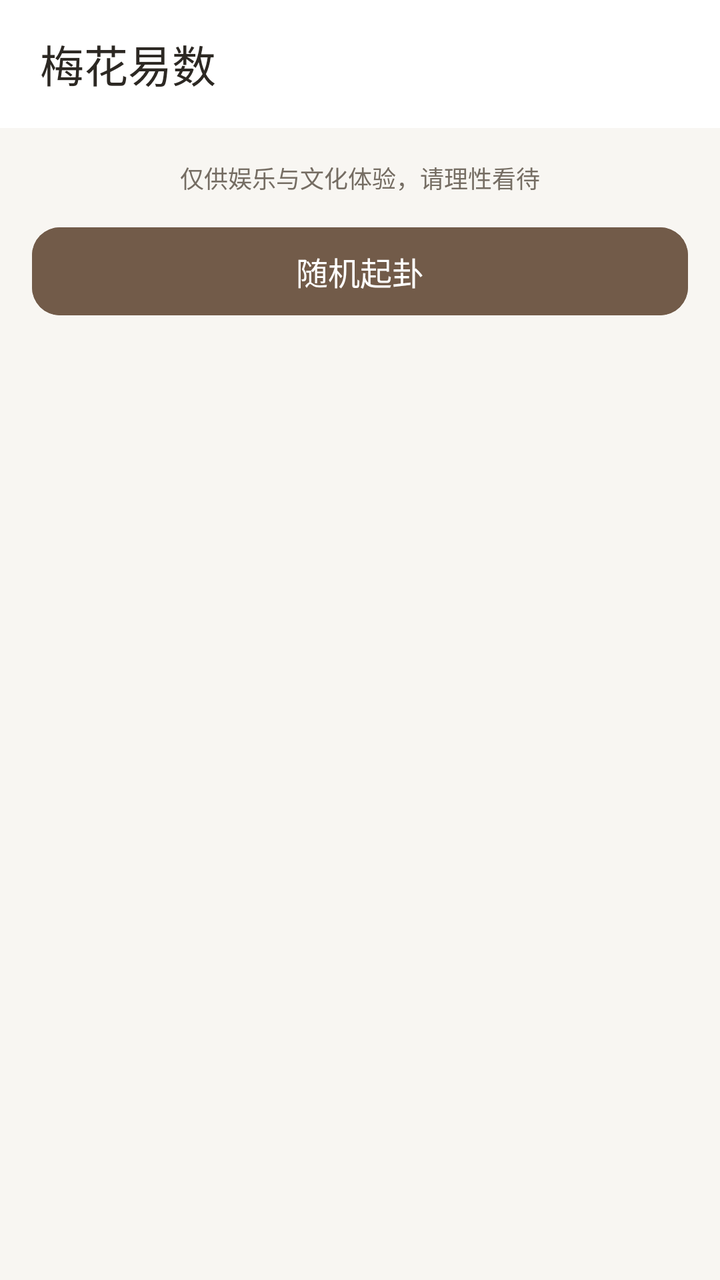
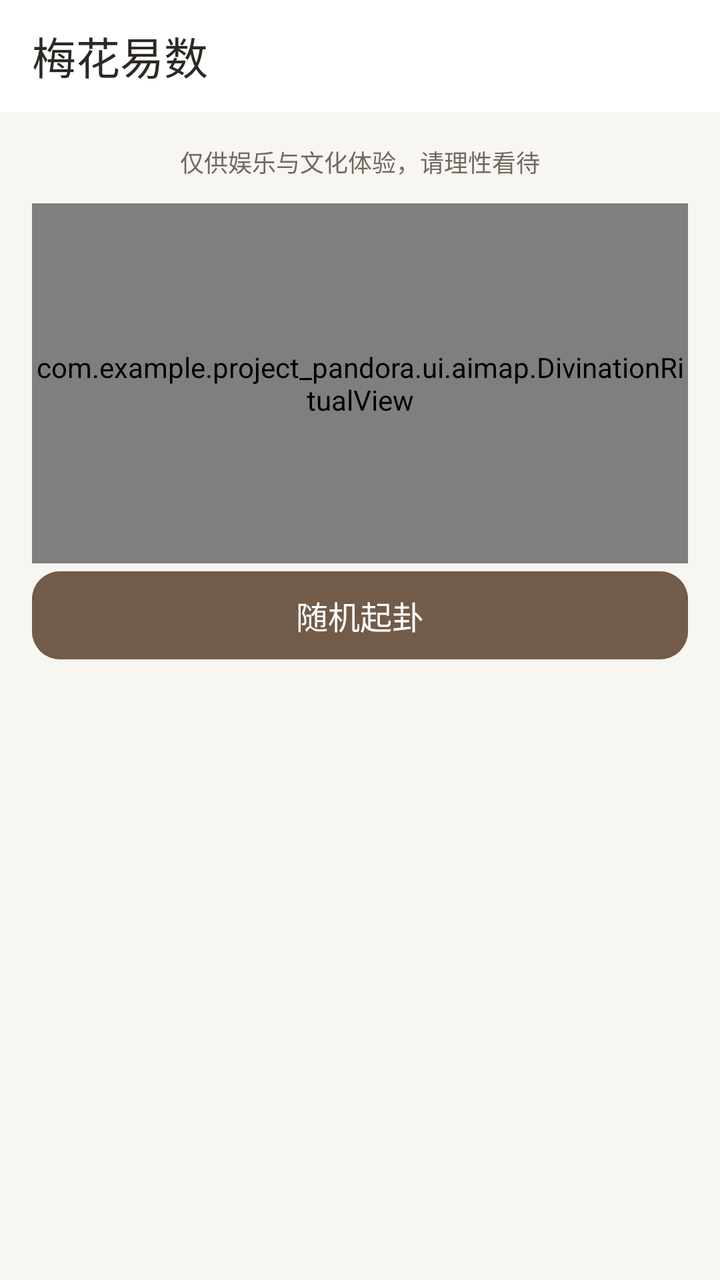

Compare the two renders of this Android layout. The source of the first and the diff that turns it into the second are given below.
<!-- AndroidManifest.xml: application theme Theme.Project_Pandora -->
<!-- res/layout/activity_divination.xml -->
<?xml version="1.0" encoding="utf-8"?>
<LinearLayout xmlns:android="http://schemas.android.com/apk/res/android"
    android:layout_width="match_parent"
    android:layout_height="match_parent"
    android:orientation="vertical"
    android:background="@color/color_bg_page">

    <com.google.android.material.appbar.MaterialToolbar
        android:id="@+id/toolbar"
        android:layout_width="match_parent"
        android:layout_height="wrap_content"
        android:background="@color/color_surface"
        app:title="梅花易数"
        app:titleTextColor="@color/color_text_primary"
        xmlns:app="http://schemas.android.com/apk/res-auto"
        style="@style/Widget.Pandora.Toolbar"
        app:navigationIconTint="@color/color_text_primary"
        android:elevation="0dp" />

    <ScrollView
        android:layout_width="match_parent"
        android:layout_height="match_parent">

        <LinearLayout
            android:layout_width="match_parent"
            android:layout_height="wrap_content"
            android:orientation="vertical"
            android:padding="16dp">

            
            <TextView
                android:layout_width="match_parent"
                android:layout_height="wrap_content"
                android:text="仅供娱乐与文化体验，请理性看待"
                android:textSize="12sp"
                android:textColor="@color/color_text_secondary"
                android:gravity="center"
                android:layout_marginBottom="12dp" />

            <com.google.android.material.button.MaterialButton
                android:id="@+id/btnDivine"
                android:layout_width="match_parent"
                android:layout_height="wrap_content"
                android:text="随机起卦"
                android:textSize="16sp"
                android:backgroundTint="@color/color_accent"
                android:layout_marginBottom="24dp"
                android:textColor="@color/color_on_accent" />

            
            <TextView
                android:id="@+id/textResultTitle"
                android:layout_width="match_parent"
                android:layout_height="wrap_content"
                android:textSize="18sp"
                android:textStyle="bold"
                android:textColor="@color/color_text_primary"
                android:visibility="gone"
                android:layout_marginBottom="12dp" />

            
            <androidx.cardview.widget.CardView
                android:id="@+id/cardOriginal"
                android:layout_width="match_parent"
                android:layout_height="wrap_content"
                android:layout_marginBottom="12dp"
                android:visibility="gone"
                app:cardCornerRadius="8dp"
                app:cardElevation="1dp"
                xmlns:app="http://schemas.android.com/apk/res-auto"
                app:cardBackgroundColor="@color/color_surface">

                <LinearLayout
                    android:layout_width="match_parent"
                    android:layout_height="wrap_content"
                    android:orientation="vertical"
                    android:padding="16dp">

                    <TextView
                        android:layout_width="wrap_content"
                        android:layout_height="wrap_content"
                        android:text="本卦"
                        android:textSize="14sp"
                        android:textStyle="bold"
                        android:textColor="@color/color_accent" />

                    
                    <com.example.project_pandora.ui.ai.HexagramView
                        android:id="@+id/hexagramOriginal"
                        android:layout_width="120dp"
                        android:layout_height="84dp"
                        android:layout_gravity="center_horizontal"
                        android:layout_marginTop="8dp"
                        android:layout_marginBottom="4dp" />

                    <TextView
                        android:id="@+id/textOriginalName"
                        android:layout_width="wrap_content"
                        android:layout_height="wrap_content"
                        android:textSize="16sp"
                        android:textStyle="bold"
                        android:textColor="@color/color_text_primary"
                        android:layout_marginTop="4dp" />

                    <TextView
                        android:id="@+id/textOriginalJudgment"
                        android:layout_width="match_parent"
                        android:layout_height="wrap_content"
                        android:textSize="13sp"
                        android:textColor="@color/color_text_primary"
                        android:layout_marginTop="4dp" />

                </LinearLayout>
            </androidx.cardview.widget.CardView>

            
            <androidx.cardview.widget.CardView
                android:id="@+id/cardMutual"
                android:layout_width="match_parent"
                android:layout_height="wrap_content"
                android:layout_marginBottom="12dp"
                android:visibility="gone"
                app:cardCornerRadius="8dp"
                app:cardElevation="1dp"
                xmlns:app="http://schemas.android.com/apk/res-auto"
                app:cardBackgroundColor="@color/color_surface">

                <LinearLayout
                    android:layout_width="match_parent"
                    android:layout_height="wrap_content"
                    android:orientation="vertical"
                    android:padding="16dp">

                    <TextView
                        android:layout_width="wrap_content"
                        android:layout_height="wrap_content"
                        android:text="互卦"
                        android:textSize="14sp"
                        android:textStyle="bold"
                        android:textColor="@color/color_accent" />

                    
                    <com.example.project_pandora.ui.ai.HexagramView
                        android:id="@+id/hexagramMutual"
                        android:layout_width="120dp"
                        android:layout_height="84dp"
                        android:layout_gravity="center_horizontal"
                        android:layout_marginTop="8dp"
                        android:layout_marginBottom="4dp" />

                    <TextView
                        android:id="@+id/textMutualName"
                        android:layout_width="wrap_content"
                        android:layout_height="wrap_content"
                        android:textSize="16sp"
                        android:textStyle="bold"
                        android:textColor="@color/color_text_primary"
                        android:layout_marginTop="4dp" />

                    <TextView
                        android:id="@+id/textMutualJudgment"
                        android:layout_width="match_parent"
                        android:layout_height="wrap_content"
                        android:textSize="13sp"
                        android:textColor="@color/color_text_primary"
                        android:layout_marginTop="4dp" />

                </LinearLayout>
            </androidx.cardview.widget.CardView>

            
            <androidx.cardview.widget.CardView
                android:id="@+id/cardChanged"
                android:layout_width="match_parent"
                android:layout_height="wrap_content"
                android:layout_marginBottom="12dp"
                android:visibility="gone"
                app:cardCornerRadius="8dp"
                app:cardElevation="1dp"
                xmlns:app="http://schemas.android.com/apk/res-auto"
                app:cardBackgroundColor="@color/color_surface">

                <LinearLayout
                    android:layout_width="match_parent"
                    android:layout_height="wrap_content"
                    android:orientation="vertical"
                    android:padding="16dp">

                    <TextView
                        android:layout_width="wrap_content"
                        android:layout_height="wrap_content"
                        android:text="变卦"
                        android:textSize="14sp"
                        android:textStyle="bold"
                        android:textColor="@color/color_accent" />

                    
                    <com.example.project_pandora.ui.ai.HexagramView
                        android:id="@+id/hexagramChanged"
                        android:layout_width="120dp"
                        android:layout_height="84dp"
                        android:layout_gravity="center_horizontal"
                        android:layout_marginTop="8dp"
                        android:layout_marginBottom="4dp" />

                    <TextView
                        android:id="@+id/textChangedName"
                        android:layout_width="wrap_content"
                        android:layout_height="wrap_content"
                        android:textSize="16sp"
                        android:textStyle="bold"
                        android:textColor="@color/color_text_primary"
                        android:layout_marginTop="4dp" />

                    <TextView
                        android:id="@+id/textChangedJudgment"
                        android:layout_width="match_parent"
                        android:layout_height="wrap_content"
                        android:textSize="13sp"
                        android:textColor="@color/color_text_primary"
                        android:layout_marginTop="4dp" />

                </LinearLayout>
            </androidx.cardview.widget.CardView>

            
            <TextView
                android:id="@+id/textMovingLine"
                android:layout_width="match_parent"
                android:layout_height="wrap_content"
                android:textSize="14sp"
                android:textColor="@color/color_text_primary"
                android:visibility="gone"
                android:layout_marginTop="8dp" />

            
            <androidx.cardview.widget.CardView
                android:id="@+id/cardAiAnalysis"
                android:layout_width="match_parent"
                android:layout_height="wrap_content"
                android:layout_marginTop="12dp"
                android:layout_marginBottom="12dp"
                android:visibility="gone"
                app:cardCornerRadius="8dp"
                app:cardElevation="1dp"
                xmlns:app="http://schemas.android.com/apk/res-auto"
                app:cardBackgroundColor="@color/color_surface">

                <LinearLayout
                    android:layout_width="match_parent"
                    android:layout_height="wrap_content"
                    android:orientation="vertical"
                    android:padding="16dp">

                    <TextView
                        android:layout_width="wrap_content"
                        android:layout_height="wrap_content"
                        android:text="AI 解读"
                        android:textSize="14sp"
                        android:textStyle="bold"
                        android:textColor="@color/color_accent" />

                    <TextView
                        android:id="@+id/textAiAnalysis"
                        android:layout_width="match_parent"
                        android:layout_height="wrap_content"
                        android:textSize="13sp"
                        android:textColor="@color/color_text_primary"
                        android:layout_marginTop="4dp" />

                    <TextView
                        android:id="@+id/textAiSource"
                        android:layout_width="match_parent"
                        android:layout_height="wrap_content"
                        android:textSize="11sp"
                        android:textColor="@color/color_text_secondary"
                        android:layout_marginTop="4dp"
                        android:gravity="end" />

                </LinearLayout>
            </androidx.cardview.widget.CardView>

        </LinearLayout>
    </ScrollView>

</LinearLayout>
<!-- resources referenced by this layout -->
<resources>
  <color name="color_accent">#725B49</color>
  <color name="color_bg_page">#F8F6F2</color>
  <color name="color_on_accent">#FFFFFF</color>
  <color name="color_surface">#FFFFFF</color>
  <color name="color_text_primary">#2C2823</color>
  <color name="color_text_secondary">#756D63</color>
  <style name="Widget.Pandora.Toolbar" parent="Widget.Material3.Toolbar">
          <item name="android:background">@color/color_surface</item>
          <item name="android:minHeight">64dp</item>
          <item name="android:elevation">0dp</item>
          <item name="titleTextAppearance">@style/TextAppearance.Pandora.Title</item>
          <item name="titleTextColor">@color/color_text_primary</item>
          <item name="subtitleTextColor">@color/color_text_secondary</item>
          <item name="navigationIconTint">@color/color_text_primary</item>
          <item name="contentInsetStart">20dp</item>
          <item name="contentInsetEnd">16dp</item>
      </style>
  <style name="Theme.Project_Pandora" parent="Base.Theme.Project_Pandora" />
  <style name="TextAppearance.Pandora.Title" parent="TextAppearance.Material3.TitleLarge">
          <item name="android:fontFamily">sans-serif-medium</item>
          <item name="android:textSize">22sp</item>
          <item name="android:textColor">@color/color_text_primary</item>
      </style>
  <color name="color_accent_soft">#EEE6DC</color>
  <color name="color_surface_soft">#F3EFE8</color>
  <color name="color_border_strong">#BDB0A0</color>
  <color name="color_divider">#E9E3DA</color>
  <color name="color_error">#A1473A</color>
  <color name="color_error_surface">#F8EAE5</color>
  <style name="TextAppearance.Pandora.Body" parent="TextAppearance.Material3.BodyLarge">
          <item name="android:fontFamily">sans-serif</item>
          <item name="android:textSize">16sp</item>
          <item name="android:textColor">@color/color_text_primary</item>
      </style>
  <style name="TextAppearance.Pandora.BodySmall" parent="TextAppearance.Material3.BodyMedium">
          <item name="android:textSize">14sp</item>
          <item name="android:textColor">@color/color_text_secondary</item>
      </style>
  <style name="Widget.Pandora.Button" parent="Widget.Material3.Button">
          <item name="cornerRadius">14dp</item>
          <item name="android:minHeight">52dp</item>
          <item name="android:textAppearance">@style/TextAppearance.Pandora.Label</item>
          <item name="android:textAllCaps">false</item>
          <item name="android:stateListAnimator">@null</item>
      </style>
  <style name="Widget.Pandora.Button.Outlined" parent="Widget.Material3.Button.OutlinedButton">
          <item name="cornerRadius">14dp</item>
          <item name="strokeColor">@color/color_border_strong</item>
          <item name="android:minHeight">48dp</item>
          <item name="android:textAppearance">@style/TextAppearance.Pandora.Label</item>
          <item name="android:textAllCaps">false</item>
      </style>
  <style name="Widget.Pandora.LegacyCard" parent="CardView">
          <item name="cardBackgroundColor">@color/color_surface</item>
          <item name="cardCornerRadius">18dp</item>
          <item name="cardElevation">1dp</item>
      </style>
  <style name="Widget.Pandora.Fab" parent="Widget.Material3.FloatingActionButton.Primary">
          <item name="backgroundTint">@color/color_accent</item>
          <item name="tint">@color/color_on_accent</item>
          <item name="elevation">2dp</item>
      </style>
  <style name="TextAppearance.Pandora.Navigation" parent="TextAppearance.Material3.LabelMedium">
          <item name="android:fontFamily">sans-serif-medium</item>
          <item name="android:textSize">12sp</item>
          <item name="android:letterSpacing">0</item>
      </style>
  <style name="Widget.Pandora.NavIndicator" parent="Widget.Material3.BottomNavigationView.ActiveIndicator">
          <item name="android:color">@color/color_accent_soft</item>
      </style>
  <!-- unchanged entries left out for length: 7 -->
</resources>

<!-- the commit's change to res/layout/activity_divination.xml (unified diff, before → after) -->
@@ -37,6 +37,9 @@
                 android:gravity="center"
                 android:layout_marginBottom="12dp" />
 
+            <com.example.project_pandora.ui.aimap.DivinationRitualView
+                android:id="@+id/ritualView" android:layout_width="match_parent" android:layout_height="180dp" />
+
             <com.google.android.material.button.MaterialButton
                 android:id="@+id/btnDivine"
                 android:layout_width="match_parent"
<!-- resource entries referenced after the edit -->
@@ -5,16 +5,16 @@
   <color name="color_on_accent">#FFFFFF</color>
   <color name="color_surface">#FFFFFF</color>
   <color name="color_text_primary">#2C2823</color>
-  <color name="color_text_secondary">#756D63</color>
+  <color name="color_text_secondary">#71695F</color>
   <style name="Widget.Pandora.Toolbar" parent="Widget.Material3.Toolbar">
           <item name="android:background">@color/color_surface</item>
-          <item name="android:minHeight">64dp</item>
+          <item name="android:minHeight">56dp</item>
           <item name="android:elevation">0dp</item>
           <item name="titleTextAppearance">@style/TextAppearance.Pandora.Title</item>
           <item name="titleTextColor">@color/color_text_primary</item>
           <item name="subtitleTextColor">@color/color_text_secondary</item>
           <item name="navigationIconTint">@color/color_text_primary</item>
-          <item name="contentInsetStart">20dp</item>
+          <item name="contentInsetStart">16dp</item>
           <item name="contentInsetEnd">16dp</item>
       </style>
   <style name="Theme.Project_Pandora" parent="Base.Theme.Project_Pandora" />
@@ -43,7 +43,7 @@
           <item name="android:minHeight">52dp</item>
           <item name="android:textAppearance">@style/TextAppearance.Pandora.Label</item>
           <item name="android:textAllCaps">false</item>
-          <item name="android:stateListAnimator">@null</item>
+          <item name="android:stateListAnimator">@animator/pandora_button_press</item>
       </style>
   <style name="Widget.Pandora.Button.Outlined" parent="Widget.Material3.Button.OutlinedButton">
           <item name="cornerRadius">14dp</item>
@@ -51,6 +51,7 @@
           <item name="android:minHeight">48dp</item>
           <item name="android:textAppearance">@style/TextAppearance.Pandora.Label</item>
           <item name="android:textAllCaps">false</item>
+          <item name="android:stateListAnimator">@animator/pandora_button_press</item>
       </style>
   <style name="Widget.Pandora.LegacyCard" parent="CardView">
           <item name="cardBackgroundColor">@color/color_surface</item>
